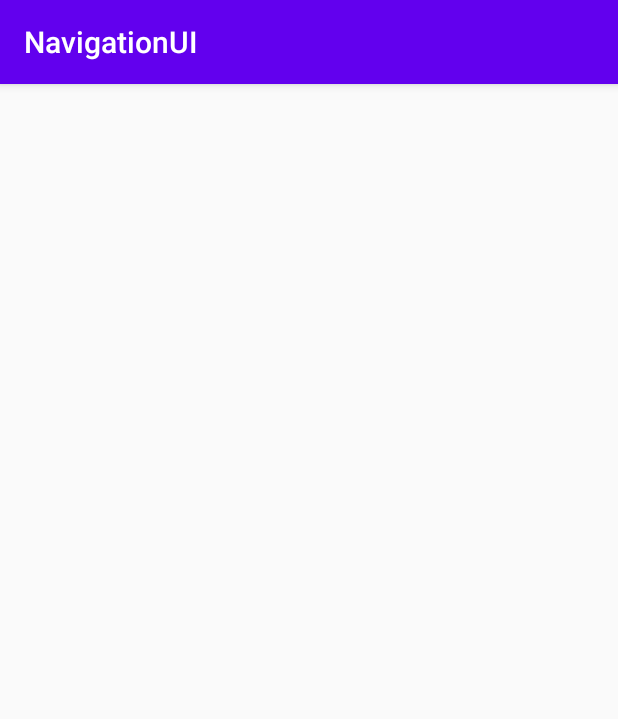
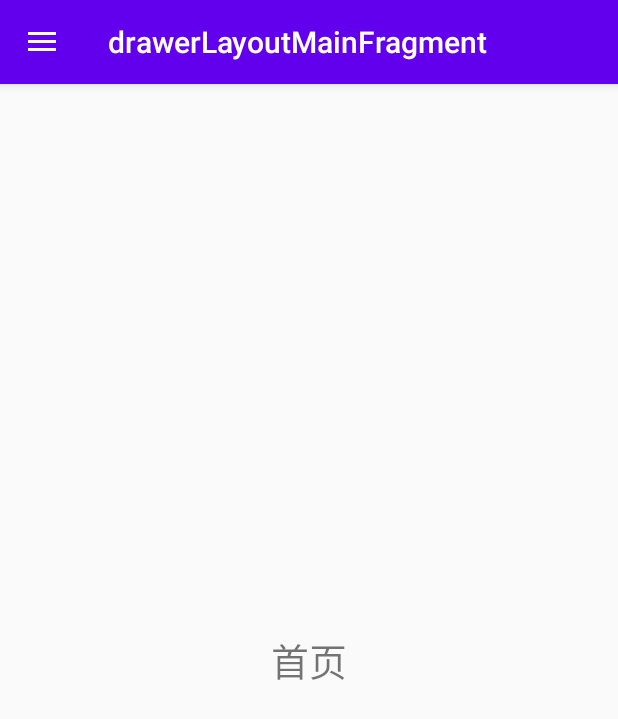
Before and after one commit to sarah21cn/NavigationUI, an Android app: the DrawerLayoutActivity screen opened directly, with no data from a screen before it, on a phone screen of 412 x 824 dp. Shown: the top 719 px of the screen. Run offline under Robolectric (Android 15) with nearby library versions, the phone set to English and light mode, and no system bars; our stand-ins replace navigation-ui.

Commit message:
add drawerLayoutActivity
Signed-off-by: Yin Shan <ys_sarah@163.com>

```diff
--- a/app/src/main/java/com/ys/navigationui/drawerlayout/DrawerLayoutActivity.java
+++ b/app/src/main/java/com/ys/navigationui/drawerlayout/DrawerLayoutActivity.java
@@ -3,14 +3,40 @@ package com.ys.navigationui.drawerlayout;
 import android.os.Bundle;
 import androidx.annotation.Nullable;
 import androidx.appcompat.app.AppCompatActivity;
+import androidx.drawerlayout.widget.DrawerLayout;
+import androidx.navigation.NavController;
+import androidx.navigation.Navigation;
+import androidx.navigation.ui.AppBarConfiguration;
+import androidx.navigation.ui.NavigationUI;
+
+import com.google.android.material.navigation.NavigationView;
+import com.ys.navigationui.R;
 
 /**
  * Created by yinshan on 2020/6/15.
  */
 public class DrawerLayoutActivity extends AppCompatActivity {
 
+  private NavController navController;
+  private AppBarConfiguration appBarConfiguration;
+
   @Override
   protected void onCreate(@Nullable Bundle savedInstanceState) {
     super.onCreate(savedInstanceState);
+    setContentView(R.layout.activity_drawer_layout);
+
+    DrawerLayout drawerLayout = findViewById(R.id.drawer_layout);
+    navController = Navigation.findNavController(this, R.id.nav_host_fragment);
+
+    appBarConfiguration = new AppBarConfiguration.Builder(navController.getGraph()).setDrawerLayout(drawerLayout).build();
+    NavigationUI.setupActionBarWithNavController(this, navController, appBarConfiguration);
+
+    NavigationView navigationView = findViewById(R.id.navigation_view);
+    NavigationUI.setupWithNavController(navigationView, navController);
+  }
+
+  @Override
+  public boolean onSupportNavigateUp() {
+    return NavigationUI.navigateUp(navController, appBarConfiguration) || super.onSupportNavigateUp();
   }
 }
--- /dev/null
+++ b/app/src/main/java/com/ys/navigationui/drawerlayout/DrawerLayoutMainFragment.java
@@ -0,0 +1,25 @@
+package com.ys.navigationui.drawerlayout;
+
+import android.os.Bundle;
+import android.view.LayoutInflater;
+import android.view.View;
+import android.view.ViewGroup;
+import androidx.annotation.NonNull;
+import androidx.annotation.Nullable;
+import androidx.fragment.app.Fragment;
+
+import com.ys.navigationui.R;
+
+/**
+ * Created by yinshan on 2020/6/15.
+ */
+public class DrawerLayoutMainFragment extends Fragment {
+
+  @Nullable
+  @Override
+  public View onCreateView(@NonNull LayoutInflater inflater, @Nullable ViewGroup container,
+      @Nullable Bundle savedInstanceState) {
+    View view = inflater.inflate(R.layout.fragment_second_main, container, false);
+    return view;
+  }
+}
--- /dev/null
+++ b/app/src/main/java/com/ys/navigationui/drawerlayout/DrawerLayoutSettingsFragment.java
@@ -0,0 +1,25 @@
+package com.ys.navigationui.drawerlayout;
+
+import android.os.Bundle;
+import android.view.LayoutInflater;
+import android.view.View;
+import android.view.ViewGroup;
+import androidx.annotation.NonNull;
+import androidx.annotation.Nullable;
+import androidx.fragment.app.Fragment;
+
+import com.ys.navigationui.R;
+
+/**
+ * Created by yinshan on 2020/6/15.
+ */
+public class DrawerLayoutSettingsFragment extends Fragment {
+
+  @Nullable
+  @Override
+  public View onCreateView(@NonNull LayoutInflater inflater, @Nullable ViewGroup container,
+      @Nullable Bundle savedInstanceState) {
+    View view = inflater.inflate(R.layout.fragment_settings, container, false);
+    return view;
+  }
+}
--- /dev/null
+++ b/app/src/main/res/layout/activity_drawer_layout.xml
@@ -0,0 +1,31 @@
+<?xml version="1.0" encoding="utf-8"?>
+<androidx.drawerlayout.widget.DrawerLayout xmlns:android="http://schemas.android.com/apk/res/android"
+  android:id="@+id/drawer_layout"
+  android:layout_width="match_parent"
+  android:layout_height="match_parent"
+  xmlns:app="http://schemas.android.com/apk/res-auto"
+  xmlns:tools="http://schemas.android.com/tools"
+  android:fitsSystemWindows="true"
+  tools:openDrawer="start">
+
+  <androidx.constraintlayout.widget.ConstraintLayout
+    android:layout_width="match_parent"
+    android:layout_height="match_parent">
+
+    <fragment
+      android:id="@+id/nav_host_fragment"
+      android:name="androidx.navigation.fragment.NavHostFragment"
+      android:layout_width="match_parent"
+      android:layout_height="match_parent"
+      app:navGraph="@navigation/graph_drawer_activity"/>
+  </androidx.constraintlayout.widget.ConstraintLayout>
+
+  <com.google.android.material.navigation.NavigationView
+    android:id="@+id/navigation_view"
+    android:layout_width="wrap_content"
+    android:layout_height="match_parent"
+    android:layout_gravity="start"
+    android:fitsSystemWindows="true"
+    app:menu="@menu/menu_nav_drawer"/>
+
+</androidx.drawerlayout.widget.DrawerLayout>
--- /dev/null
+++ b/app/src/main/res/menu/menu_nav_drawer.xml
@@ -0,0 +1,14 @@
+<?xml version="1.0" encoding="utf-8"?>
+<menu xmlns:android="http://schemas.android.com/apk/res/android">
+  <group android:id="@+id/primary">
+    <item
+      android:id="@+id/drawerLayoutMainFragment"
+      android:icon="@drawable/ic_launcher_foreground"
+      android:title="主页" />
+    <item
+      android:id="@+id/drawerLayoutSettingsFragment"
+      android:icon="@drawable/ic_launcher_foreground"
+      android:title="设置" />
+  </group>
+
+</menu>
--- /dev/null
+++ b/app/src/main/res/navigation/graph_drawer_activity.xml
@@ -0,0 +1,17 @@
+<?xml version="1.0" encoding="utf-8"?>
+<navigation xmlns:android="http://schemas.android.com/apk/res/android"
+  xmlns:app="http://schemas.android.com/apk/res-auto" android:id="@+id/graph_drawer_activity"
+  app:startDestination="@id/drawerLayoutMainFragment">
+
+  <fragment
+    android:id="@+id/drawerLayoutMainFragment"
+    android:name="com.ys.navigationui.drawerlayout.DrawerLayoutMainFragment"
+    android:label="drawerLayoutMainFragment"/>
+
+  <fragment
+    android:id="@+id/drawerLayoutSettingsFragment"
+    android:name="com.ys.navigationui.drawerlayout.DrawerLayoutSettingsFragment"
+    android:label="drawerLayoutSettingsFragment"/>
+
+
+</navigation>
```
